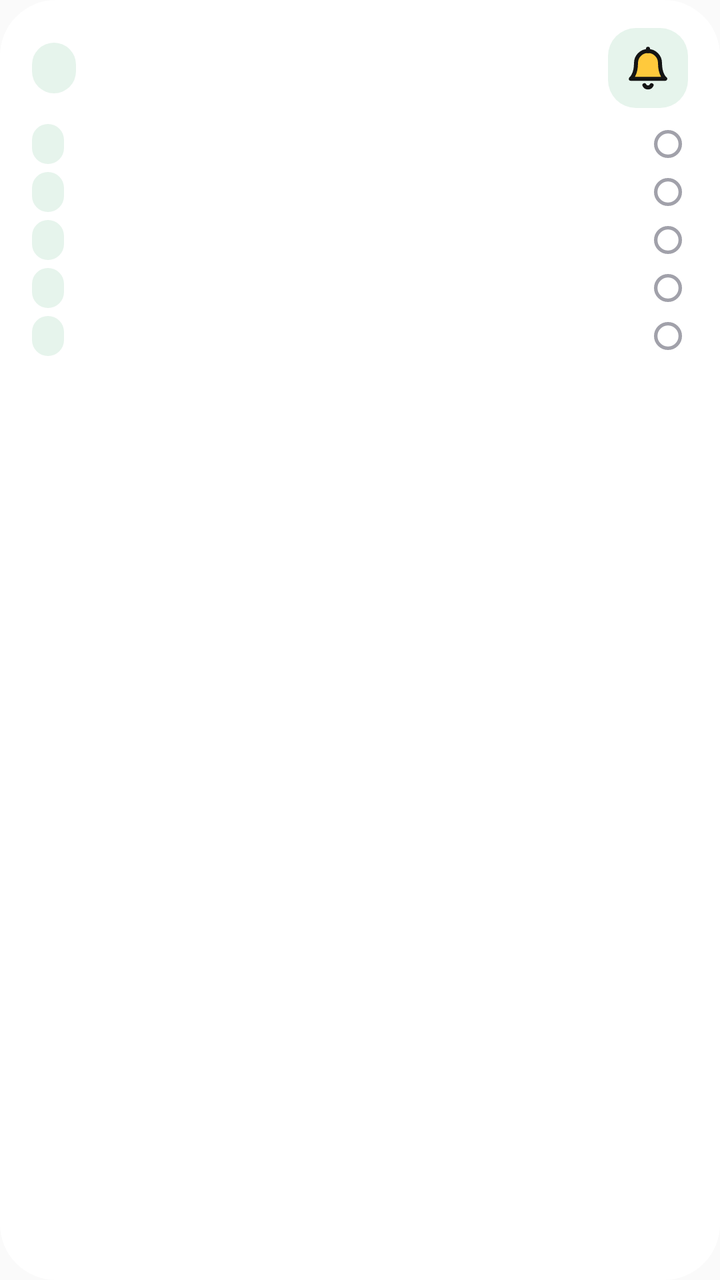
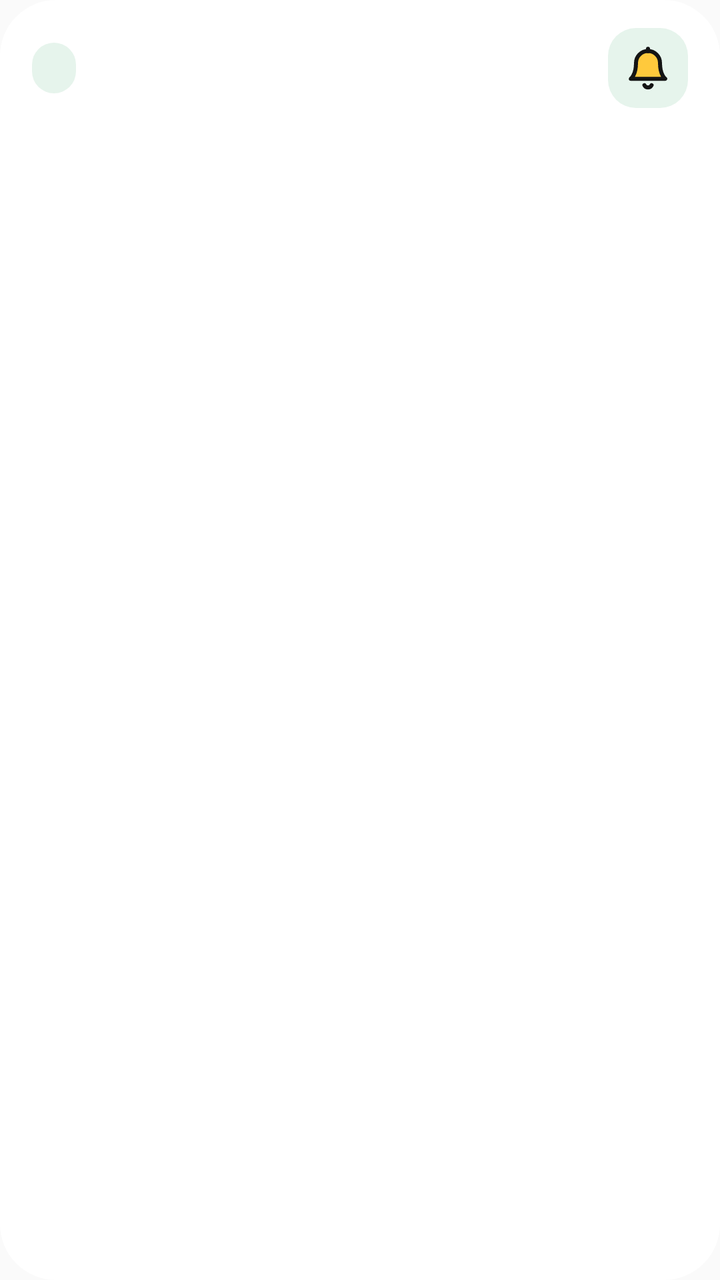

Before-and-after screenshots of an Android layout around one commit, followed by the original layout XML and the change that was made.
<!-- AndroidManifest.xml: application theme AppTheme -->
<!-- res/layout/widget_reminders.xml -->
<?xml version="1.0" encoding="utf-8"?>
<LinearLayout
    xmlns:android="http://schemas.android.com/apk/res/android"
    android:id="@+id/root"
    android:layout_width="match_parent"
    android:layout_height="match_parent"
    android:background="@drawable/widget_bg"
    android:layoutDirection="rtl"
    android:orientation="vertical"
    android:paddingStart="16dp"
    android:paddingEnd="16dp"
    android:paddingTop="14dp"
    android:paddingBottom="14dp">
    <LinearLayout
        android:id="@+id/header"
        android:layout_width="match_parent"
        android:layout_height="wrap_content"
        android:orientation="horizontal"
        android:gravity="center_vertical">
        <FrameLayout
            android:id="@+id/icon_tile"
            android:layout_width="40dp"
            android:layout_height="40dp"
            android:background="@drawable/widget_soft">
            <ImageView
                android:id="@+id/icon"
                android:layout_width="24dp"
                android:layout_height="24dp"
                android:src="@drawable/ic_ws_bell"
                android:importantForAccessibility="no"
                android:layout_gravity="center" />
        </FrameLayout>
        <LinearLayout
            android:layout_width="0dp"
            android:layout_height="wrap_content"
            android:orientation="vertical"
            android:layout_weight="1"
            android:layout_marginStart="10dp">
            <TextView
                android:id="@+id/title"
                android:layout_width="match_parent"
                android:layout_height="wrap_content"
                style="@style/WBold.Title" />
            <TextView
                android:id="@+id/subtitle"
                android:layout_width="match_parent"
                android:layout_height="wrap_content"
                style="@style/WText.Muted"
                android:layout_marginTop="3dp" />
        </LinearLayout>
        <TextView
            android:id="@+id/chip"
            android:layout_width="wrap_content"
            android:layout_height="wrap_content"
            style="@style/WBold.Chip"
            android:layout_marginStart="8dp" />
    </LinearLayout>
    <LinearLayout
        android:id="@+id/list"
        android:layout_width="match_parent"
        android:layout_height="0dp"
        android:orientation="vertical"
        android:layout_weight="1"
        android:layout_marginTop="4dp">
        <LinearLayout
            android:id="@+id/rem_row_1"
            android:layout_width="match_parent"
            android:layout_height="wrap_content"
            android:layout_marginTop="4dp"
            android:gravity="center_vertical"
            android:orientation="horizontal">
            <ImageView
                android:id="@+id/rem_ring_1"
                android:layout_width="14dp"
                android:layout_height="14dp"
                android:src="@drawable/widget_dot"
                android:importantForAccessibility="no"
                android:layout_marginStart="3dp"
                android:layout_marginEnd="3dp" />
            <TextView
                android:id="@+id/rem_title_1"
                android:layout_width="0dp"
                android:layout_height="wrap_content"
                style="@style/WText"
                android:layout_weight="1"
                android:layout_marginStart="8dp" />
            <TextView
                android:id="@+id/rem_time_1"
                android:layout_width="wrap_content"
                android:layout_height="wrap_content"
                style="@style/WBold.Pill"
                android:layout_marginStart="8dp" />
        </LinearLayout>
        <LinearLayout
            android:id="@+id/rem_row_2"
            android:layout_width="match_parent"
            android:layout_height="wrap_content"
            android:layout_marginTop="4dp"
            android:gravity="center_vertical"
            android:orientation="horizontal">
            <ImageView
                android:id="@+id/rem_ring_2"
                android:layout_width="14dp"
                android:layout_height="14dp"
                android:src="@drawable/widget_dot"
                android:importantForAccessibility="no"
                android:layout_marginStart="3dp"
                android:layout_marginEnd="3dp" />
            <TextView
                android:id="@+id/rem_title_2"
                android:layout_width="0dp"
                android:layout_height="wrap_content"
                style="@style/WText"
                android:layout_weight="1"
                android:layout_marginStart="8dp" />
            <TextView
                android:id="@+id/rem_time_2"
                android:layout_width="wrap_content"
                android:layout_height="wrap_content"
                style="@style/WBold.Pill"
                android:layout_marginStart="8dp" />
        </LinearLayout>
        <LinearLayout
            android:id="@+id/rem_row_3"
            android:layout_width="match_parent"
            android:layout_height="wrap_content"
            android:layout_marginTop="4dp"
            android:gravity="center_vertical"
            android:orientation="horizontal">
            <ImageView
                android:id="@+id/rem_ring_3"
                android:layout_width="14dp"
                android:layout_height="14dp"
                android:src="@drawable/widget_dot"
                android:importantForAccessibility="no"
                android:layout_marginStart="3dp"
                android:layout_marginEnd="3dp" />
            <TextView
                android:id="@+id/rem_title_3"
                android:layout_width="0dp"
                android:layout_height="wrap_content"
                style="@style/WText"
                android:layout_weight="1"
                android:layout_marginStart="8dp" />
            <TextView
                android:id="@+id/rem_time_3"
                android:layout_width="wrap_content"
                android:layout_height="wrap_content"
                style="@style/WBold.Pill"
                android:layout_marginStart="8dp" />
        </LinearLayout>
        <LinearLayout
            android:id="@+id/rem_row_4"
            android:layout_width="match_parent"
            android:layout_height="wrap_content"
            android:layout_marginTop="4dp"
            android:gravity="center_vertical"
            android:orientation="horizontal">
            <ImageView
                android:id="@+id/rem_ring_4"
                android:layout_width="14dp"
                android:layout_height="14dp"
                android:src="@drawable/widget_dot"
                android:importantForAccessibility="no"
                android:layout_marginStart="3dp"
                android:layout_marginEnd="3dp" />
            <TextView
                android:id="@+id/rem_title_4"
                android:layout_width="0dp"
                android:layout_height="wrap_content"
                style="@style/WText"
                android:layout_weight="1"
                android:layout_marginStart="8dp" />
            <TextView
                android:id="@+id/rem_time_4"
                android:layout_width="wrap_content"
                android:layout_height="wrap_content"
                style="@style/WBold.Pill"
                android:layout_marginStart="8dp" />
        </LinearLayout>
        <LinearLayout
            android:id="@+id/rem_row_5"
            android:layout_width="match_parent"
            android:layout_height="wrap_content"
            android:layout_marginTop="4dp"
            android:gravity="center_vertical"
            android:orientation="horizontal">
            <ImageView
                android:id="@+id/rem_ring_5"
                android:layout_width="14dp"
                android:layout_height="14dp"
                android:src="@drawable/widget_dot"
                android:importantForAccessibility="no"
                android:layout_marginStart="3dp"
                android:layout_marginEnd="3dp" />
            <TextView
                android:id="@+id/rem_title_5"
                android:layout_width="0dp"
                android:layout_height="wrap_content"
                style="@style/WText"
                android:layout_weight="1"
                android:layout_marginStart="8dp" />
            <TextView
                android:id="@+id/rem_time_5"
                android:layout_width="wrap_content"
                android:layout_height="wrap_content"
                style="@style/WBold.Pill"
                android:layout_marginStart="8dp" />
        </LinearLayout>
        <TextView
            android:id="@+id/rem_more"
            android:layout_width="match_parent"
            android:layout_height="wrap_content"
            style="@style/WText.Muted"
            android:layout_marginTop="8dp"
            android:visibility="gone" />
    </LinearLayout>
</LinearLayout>
<!-- resources referenced by this layout -->
<resources>
  <!-- drawable widget_bg (drawable) -->
  <?xml version="1.0" encoding="utf-8"?>
  <shape xmlns:android="http://schemas.android.com/apk/res/android" android:shape="rectangle">
      <solid android:color="@color/w_bg" />
      <corners android:radius="28dp" />
  </shape>
  <!-- drawable widget_dot (drawable) -->
  <?xml version="1.0" encoding="utf-8"?>
  <shape xmlns:android="http://schemas.android.com/apk/res/android" android:shape="oval">
      <stroke android:width="2dp" android:color="@color/w_dot" />
      <size android:width="16dp" android:height="16dp" />
  </shape>
  <!-- drawable widget_soft (drawable) -->
  <?xml version="1.0" encoding="utf-8"?>
  <shape xmlns:android="http://schemas.android.com/apk/res/android" android:shape="rectangle">
      <solid android:color="@color/w_soft" />
      <corners android:radius="14dp" />
  </shape>
  <style name="WBold.Chip">
          <item name="android:textColor">@color/w_accent</item>
          <item name="android:textSize">13sp</item>
          <item name="android:background">@drawable/widget_chip</item>
          <item name="android:paddingStart">11dp</item>
          <item name="android:paddingEnd">11dp</item>
          <item name="android:paddingTop">5dp</item>
          <item name="android:paddingBottom">5dp</item>
      </style>
  <style name="WBold.Pill">
          <item name="android:textColor">@color/w_accent</item>
          <item name="android:textSize">12sp</item>
          <item name="android:background">@drawable/widget_chip</item>
          <item name="android:paddingStart">8dp</item>
          <item name="android:paddingEnd">8dp</item>
          <item name="android:paddingTop">3dp</item>
          <item name="android:paddingBottom">3dp</item>
      </style>
  <style name="WBold.Title">
          <item name="android:textSize">18sp</item>
      </style>
  <style name="WText" parent="WFontSemi">
          <item name="android:textColor">@color/w_text</item>
          <item name="android:textSize">15sp</item>
          <item name="android:maxLines">1</item>
          <item name="android:ellipsize">end</item>
          <item name="android:textAlignment">viewStart</item>
          <item name="android:includeFontPadding">false</item>
      </style>
  <style name="WText.Muted">
          <item name="android:textColor">@color/w_muted</item>
          <item name="android:textSize">13sp</item>
      </style>
  <style name="AppTheme" parent="Theme.AppCompat.Light.DarkActionBar">
          
          <item name="colorPrimary">@color/colorPrimary</item>
          <item name="colorPrimaryDark">@color/colorPrimaryDark</item>
          <item name="colorAccent">@color/colorAccent</item>
      </style>
  <color name="w_ink">#141414</color>
  <color name="w_bg">#FFFFFF</color>
  <color name="w_dot">#A1A1AA</color>
  <color name="w_soft">#E6F4EC</color>
  <color name="w_accent">#16874A</color>
  <!-- drawable widget_chip (drawable) -->
  <?xml version="1.0" encoding="utf-8"?>
  <shape xmlns:android="http://schemas.android.com/apk/res/android" android:shape="rectangle">
      <solid android:color="@color/w_soft" />
      <corners android:radius="999dp" />
  </shape>
  <style name="WFontSemi">
          <item name="android:fontFamily">sans-serif-medium</item>
      </style>
  <color name="w_text">#141414</color>
  <color name="w_muted">#5F5F66</color>
  <!-- unchanged entries left out for length: 1 -->
</resources>

<!-- the commit's change to res/layout/widget_reminders.xml (unified diff, before → after) -->
@@ -55,164 +55,26 @@
             style="@style/WBold.Chip"
             android:layout_marginStart="8dp" />
     </LinearLayout>
-    <LinearLayout
-        android:id="@+id/list"
+    <FrameLayout
         android:layout_width="match_parent"
         android:layout_height="0dp"
-        android:orientation="vertical"
         android:layout_weight="1"
-        android:layout_marginTop="4dp">
-        <LinearLayout
-            android:id="@+id/rem_row_1"
+        android:layout_marginTop="6dp">
+        <ListView
+            android:id="@+id/list"
             android:layout_width="match_parent"
-            android:layout_height="wrap_content"
-            android:layout_marginTop="4dp"
-            android:gravity="center_vertical"
-            android:orientation="horizontal">
-            <ImageView
-                android:id="@+id/rem_ring_1"
-                android:layout_width="14dp"
-                android:layout_height="14dp"
-                android:src="@drawable/widget_dot"
-                android:importantForAccessibility="no"
-                android:layout_marginStart="3dp"
-                android:layout_marginEnd="3dp" />
-            <TextView
-                android:id="@+id/rem_title_1"
-                android:layout_width="0dp"
-                android:layout_height="wrap_content"
-                style="@style/WText"
-                android:layout_weight="1"
-                android:layout_marginStart="8dp" />
-            <TextView
-                android:id="@+id/rem_time_1"
-                android:layout_width="wrap_content"
-                android:layout_height="wrap_content"
-                style="@style/WBold.Pill"
-                android:layout_marginStart="8dp" />
-        </LinearLayout>
-        <LinearLayout
-            android:id="@+id/rem_row_2"
+            android:layout_height="match_parent"
+            android:divider="@null"
+            android:dividerHeight="0dp"
+            android:scrollbars="none"
+            android:listSelector="@android:color/transparent" />
+        <TextView
+            android:id="@+id/empty"
             android:layout_width="match_parent"
-            android:layout_height="wrap_content"
-            android:layout_marginTop="4dp"
-            android:gravity="center_vertical"
-            android:orientation="horizontal">
-            <ImageView
-                android:id="@+id/rem_ring_2"
-                android:layout_width="14dp"
-                android:layout_height="14dp"
-                android:src="@drawable/widget_dot"
-                android:importantForAccessibility="no"
-                android:layout_marginStart="3dp"
-                android:layout_marginEnd="3dp" />
-            <TextView
-                android:id="@+id/rem_title_2"
-                android:layout_width="0dp"
-                android:layout_height="wrap_content"
-                style="@style/WText"
-                android:layout_weight="1"
-                android:layout_marginStart="8dp" />
-            <TextView
-                android:id="@+id/rem_time_2"
-                android:layout_width="wrap_content"
-                android:layout_height="wrap_content"
-                style="@style/WBold.Pill"
-                android:layout_marginStart="8dp" />
-        </LinearLayout>
-        <LinearLayout
-            android:id="@+id/rem_row_3"
-            android:layout_width="match_parent"
-            android:layout_height="wrap_content"
-            android:layout_marginTop="4dp"
-            android:gravity="center_vertical"
-            android:orientation="horizontal">
-            <ImageView
-                android:id="@+id/rem_ring_3"
-                android:layout_width="14dp"
-                android:layout_height="14dp"
-                android:src="@drawable/widget_dot"
-                android:importantForAccessibility="no"
-                android:layout_marginStart="3dp"
-                android:layout_marginEnd="3dp" />
-            <TextView
-                android:id="@+id/rem_title_3"
-                android:layout_width="0dp"
-                android:layout_height="wrap_content"
-                style="@style/WText"
-                android:layout_weight="1"
-                android:layout_marginStart="8dp" />
-            <TextView
-                android:id="@+id/rem_time_3"
-                android:layout_width="wrap_content"
-                android:layout_height="wrap_content"
-                style="@style/WBold.Pill"
-                android:layout_marginStart="8dp" />
-        </LinearLayout>
-        <LinearLayout
-            android:id="@+id/rem_row_4"
-            android:layout_width="match_parent"
-            android:layout_height="wrap_content"
-            android:layout_marginTop="4dp"
-            android:gravity="center_vertical"
-            android:orientation="horizontal">
-            <ImageView
-                android:id="@+id/rem_ring_4"
-                android:layout_width="14dp"
-                android:layout_height="14dp"
-                android:src="@drawable/widget_dot"
-                android:importantForAccessibility="no"
-                android:layout_marginStart="3dp"
-                android:layout_marginEnd="3dp" />
-            <TextView
-                android:id="@+id/rem_title_4"
-                android:layout_width="0dp"
-                android:layout_height="wrap_content"
-                style="@style/WText"
-                android:layout_weight="1"
-                android:layout_marginStart="8dp" />
-            <TextView
-                android:id="@+id/rem_time_4"
-                android:layout_width="wrap_content"
-                android:layout_height="wrap_content"
-                style="@style/WBold.Pill"
-                android:layout_marginStart="8dp" />
-        </LinearLayout>
-        <LinearLayout
-            android:id="@+id/rem_row_5"
-            android:layout_width="match_parent"
-            android:layout_height="wrap_content"
-            android:layout_marginTop="4dp"
-            android:gravity="center_vertical"
-            android:orientation="horizontal">
-            <ImageView
-                android:id="@+id/rem_ring_5"
-                android:layout_width="14dp"
-                android:layout_height="14dp"
-                android:src="@drawable/widget_dot"
-                android:importantForAccessibility="no"
-                android:layout_marginStart="3dp"
-                android:layout_marginEnd="3dp" />
-            <TextView
-                android:id="@+id/rem_title_5"
-                android:layout_width="0dp"
-                android:layout_height="wrap_content"
-                style="@style/WText"
-                android:layout_weight="1"
-                android:layout_marginStart="8dp" />
-            <TextView
-                android:id="@+id/rem_time_5"
-                android:layout_width="wrap_content"
-                android:layout_height="wrap_content"
-                style="@style/WBold.Pill"
-                android:layout_marginStart="8dp" />
-        </LinearLayout>
-        <TextView
-            android:id="@+id/rem_more"
-            android:layout_width="match_parent"
-            android:layout_height="wrap_content"
+            android:layout_height="match_parent"
             style="@style/WText.Muted"
-            android:layout_marginTop="8dp"
+            android:gravity="center"
+            android:textSize="15sp"
             android:visibility="gone" />
-    </LinearLayout>
+    </FrameLayout>
 </LinearLayout>
<!-- resource entries referenced after the edit -->
@@ -5,12 +5,6 @@
   <shape xmlns:android="http://schemas.android.com/apk/res/android" android:shape="rectangle">
       <solid android:color="@color/w_bg" />
       <corners android:radius="28dp" />
-  </shape>
-  <!-- drawable widget_dot (drawable) -->
-  <?xml version="1.0" encoding="utf-8"?>
-  <shape xmlns:android="http://schemas.android.com/apk/res/android" android:shape="oval">
-      <stroke android:width="2dp" android:color="@color/w_dot" />
-      <size android:width="16dp" android:height="16dp" />
   </shape>
   <!-- drawable widget_soft (drawable) -->
   <?xml version="1.0" encoding="utf-8"?>
@@ -27,25 +21,8 @@
           <item name="android:paddingTop">5dp</item>
           <item name="android:paddingBottom">5dp</item>
       </style>
-  <style name="WBold.Pill">
-          <item name="android:textColor">@color/w_accent</item>
-          <item name="android:textSize">12sp</item>
-          <item name="android:background">@drawable/widget_chip</item>
-          <item name="android:paddingStart">8dp</item>
-          <item name="android:paddingEnd">8dp</item>
-          <item name="android:paddingTop">3dp</item>
-          <item name="android:paddingBottom">3dp</item>
-      </style>
   <style name="WBold.Title">
           <item name="android:textSize">18sp</item>
-      </style>
-  <style name="WText" parent="WFontSemi">
-          <item name="android:textColor">@color/w_text</item>
-          <item name="android:textSize">15sp</item>
-          <item name="android:maxLines">1</item>
-          <item name="android:ellipsize">end</item>
-          <item name="android:textAlignment">viewStart</item>
-          <item name="android:includeFontPadding">false</item>
       </style>
   <style name="WText.Muted">
           <item name="android:textColor">@color/w_muted</item>
@@ -59,7 +36,6 @@
       </style>
   <color name="w_ink">#141414</color>
   <color name="w_bg">#FFFFFF</color>
-  <color name="w_dot">#A1A1AA</color>
   <color name="w_soft">#E6F4EC</color>
   <color name="w_accent">#16874A</color>
   <!-- drawable widget_chip (drawable) -->
@@ -68,10 +44,6 @@
       <solid android:color="@color/w_soft" />
       <corners android:radius="999dp" />
   </shape>
-  <style name="WFontSemi">
-          <item name="android:fontFamily">sans-serif-medium</item>
-      </style>
-  <color name="w_text">#141414</color>
   <color name="w_muted">#5F5F66</color>
   <!-- unchanged entries left out for length: 1 -->
 </resources>
